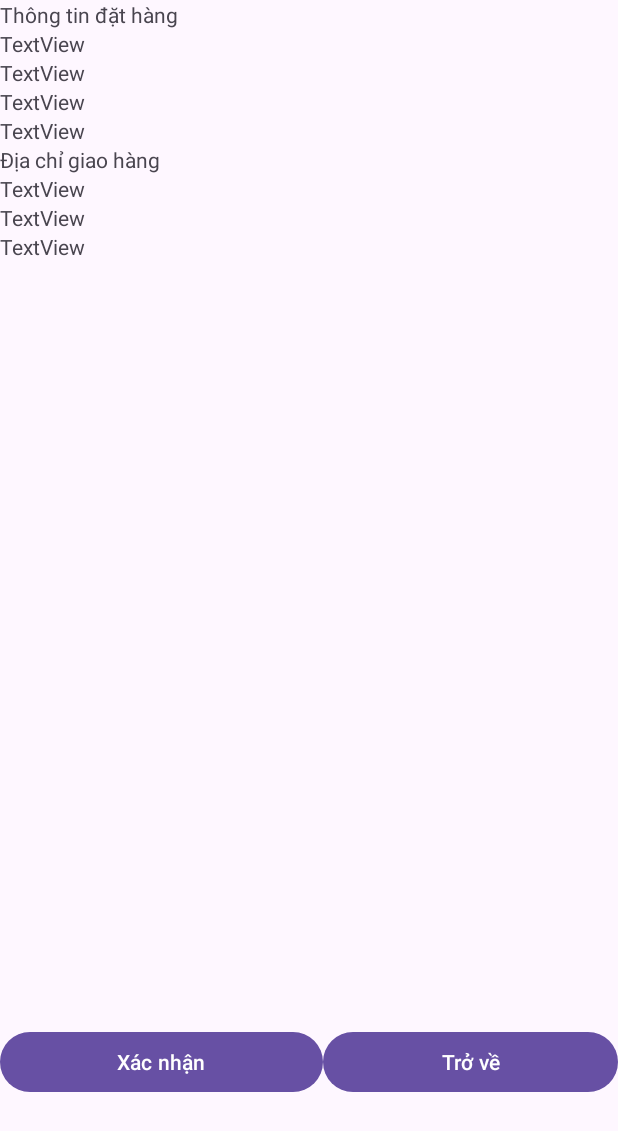
After one commit to huydong0210/EShop, an Android app: the OrderActivity screen opened directly, with no data from a screen before it, on a phone screen of 412 x 824 dp. The commit adds this screen. Shown: the top 1131 px of the screen. Run offline under Robolectric (Android 15) with nearby library versions, the phone set to English and light mode, and no system bars; network calls fail.

Commit message:
Order activity

```diff
--- a/EShopFE/app/src/main/AndroidManifest.xml
+++ b/EShopFE/app/src/main/AndroidManifest.xml
@@ -15,6 +15,9 @@
         android:theme="@style/Theme.EShopFE"
         android:usesCleartextTraffic="true"
         tools:targetApi="31">
+        <activity
+            android:name=".cart.activity.OrderActivity"
+            android:exported="false" />
         <activity
             android:name=".user_infor.activity.NewShipmentDetailsActivity"
             android:exported="false" />
--- /dev/null
+++ b/EShopFE/app/src/main/java/com/group2/eshopfe/cart/activity/OrderActivity.java
@@ -0,0 +1,44 @@
+package com.group2.eshopfe.cart.activity;
+
+import androidx.appcompat.app.AppCompatActivity;
+
+import android.content.Intent;
+import android.os.Bundle;
+import android.view.View;
+import android.widget.Button;
+
+import com.group2.eshopfe.R;
+
+public class OrderActivity extends AppCompatActivity {
+    Button buttonOrderConfirm, buttonOrderBack;
+
+    @Override
+    protected void onCreate(Bundle savedInstanceState) {
+        super.onCreate(savedInstanceState);
+        setContentView(R.layout.activity_order);
+        addControls();
+        addEvents();
+    }
+
+    public void addControls() {
+        buttonOrderConfirm = findViewById(R.id.buttonOrderConfirm);
+        buttonOrderBack = findViewById(R.id.buttonOrderBack);
+
+    }
+
+    public void addEvents() {
+        buttonOrderConfirm.setOnClickListener(new View.OnClickListener() {
+            @Override
+            public void onClick(View v) {
+
+            }
+        });
+        buttonOrderBack.setOnClickListener(new View.OnClickListener() {
+            @Override
+            public void onClick(View v) {
+                Intent intent = new Intent(OrderActivity.this, CartActivity.class);
+                startActivity(intent);
+            }
+        });
+    }
+}
--- a/EShopFE/app/src/main/java/com/group2/eshopfe/cart/adapter/CartOrderDetailsAdapter.java
+++ b/EShopFE/app/src/main/java/com/group2/eshopfe/cart/adapter/CartOrderDetailsAdapter.java
@@ -19,6 +19,7 @@ import androidx.annotation.Nullable;
 import com.group2.eshopfe.DTO.OrderDetailsDTO;
 import com.group2.eshopfe.R;
 import com.group2.eshopfe.cart.activity.CartActivity;
+import com.group2.eshopfe.cart.activity.OrderActivity;
 import com.group2.eshopfe.common.Constant;
 import com.group2.eshopfe.common.Utils;
 import com.group2.eshopfe.home.service.impl.ApiHomeServiceImpl;
@@ -51,6 +52,7 @@ public class CartOrderDetailsAdapter extends ArrayAdapter<OrderDetailsDTO> {
         TextView textViewCartOrderDetailsAmount = cartOrderDetailsItemView.findViewById(R.id.textViewCartOrderDetailsAmount);
 
         Button buttonCartOrderDetailsDeleteItem = cartOrderDetailsItemView.findViewById(R.id.buttonCartOrderDetailsDeleteItem);
+        Button buttonCartOrderDetailsOrder = cartOrderDetailsItemView.findViewById(R.id.buttonCartOrderDetailsOrder);
 
         OrderDetailsDTO orderDetailsDTO = getItem(position);
         imageViewCartOrderDetailsImage.setImageBitmap(Utils.convertBytesToBitMap(orderDetailsDTO.getProductDTO().getImage()));
@@ -62,6 +64,14 @@ public class CartOrderDetailsAdapter extends ArrayAdapter<OrderDetailsDTO> {
             @Override
             public void onClick(View v) {
                 buttonCartOrderDetailsDeleteItemHandler(orderDetailsDTO);
+            }
+        });
+        buttonCartOrderDetailsOrder.setOnClickListener(new View.OnClickListener() {
+            @Override
+            public void onClick(View v) {
+                Intent intent = new Intent(context, OrderActivity.class);
+                intent.putExtra("orderDetailsID", orderDetailsDTO.getId());
+                context.startActivity(intent);
             }
         });
 
--- /dev/null
+++ b/EShopFE/app/src/main/res/layout/activity_order.xml
@@ -0,0 +1,90 @@
+<?xml version="1.0" encoding="utf-8"?>
+<LinearLayout xmlns:android="http://schemas.android.com/apk/res/android"
+    xmlns:app="http://schemas.android.com/apk/res-auto"
+    xmlns:tools="http://schemas.android.com/tools"
+    android:layout_width="match_parent"
+    android:layout_height="match_parent"
+    android:orientation="vertical"
+    tools:context=".cart.activity.OrderActivity">
+
+    <TextView
+        android:id="@+id/textView4"
+        android:layout_width="match_parent"
+        android:layout_height="wrap_content"
+        android:text="Thông tin đặt hàng" />
+
+    <TextView
+        android:id="@+id/textViewOrderProductName"
+        android:layout_width="match_parent"
+        android:layout_height="wrap_content"
+        android:text="TextView" />
+
+    <TextView
+        android:id="@+id/textViewOrderProductPrice"
+        android:layout_width="match_parent"
+        android:layout_height="wrap_content"
+        android:text="TextView" />
+
+    <TextView
+        android:id="@+id/textViewOrderProducQuantity"
+        android:layout_width="match_parent"
+        android:layout_height="wrap_content"
+        android:text="TextView" />
+
+    <TextView
+        android:id="@+id/textViewOrderTotalPrice"
+        android:layout_width="match_parent"
+        android:layout_height="wrap_content"
+        android:text="TextView" />
+
+    <TextView
+        android:id="@+id/textView9"
+        android:layout_width="match_parent"
+        android:layout_height="wrap_content"
+        android:text="Địa chỉ giao hàng" />
+
+    <TextView
+        android:id="@+id/textViewOrderName"
+        android:layout_width="match_parent"
+        android:layout_height="wrap_content"
+        android:text="TextView" />
+
+    <TextView
+        android:id="@+id/textViewOrderPhone"
+        android:layout_width="match_parent"
+        android:layout_height="wrap_content"
+        android:text="TextView" />
+
+    <TextView
+        android:id="@+id/textViewOrderAddress"
+        android:layout_width="match_parent"
+        android:layout_height="wrap_content"
+        android:text="TextView" />
+
+    <ListView
+        android:layout_width="match_parent"
+        android:layout_height="510dp">
+
+    </ListView>
+
+    <LinearLayout
+        android:id="@+id/listViewOrderShipmentDetails"
+        android:layout_width="match_parent"
+        android:layout_height="match_parent"
+        android:orientation="horizontal">
+
+        <Button
+            android:id="@+id/buttonOrderConfirm"
+            android:layout_width="wrap_content"
+            android:layout_height="wrap_content"
+            android:layout_weight="1"
+            android:text="Xác nhận" />
+
+        <Button
+            android:id="@+id/buttonOrderBack"
+            android:layout_width="wrap_content"
+            android:layout_height="wrap_content"
+            android:layout_weight="1"
+            android:text="Trở về" />
+    </LinearLayout>
+</LinearLayout>
--- a/EShopFE/app/src/main/res/layout/cart_order_details_item.xml
+++ b/EShopFE/app/src/main/res/layout/cart_order_details_item.xml
@@ -61,7 +61,7 @@
                     android:textSize="12dp" />
 
                 <Button
-                    android:id="@+id/button2"
+                    android:id="@+id/buttonCartOrderDetailsOrder"
                     android:layout_width="wrap_content"
                     android:layout_height="wrap_content"
                     android:text="Đặt hàng"
```
